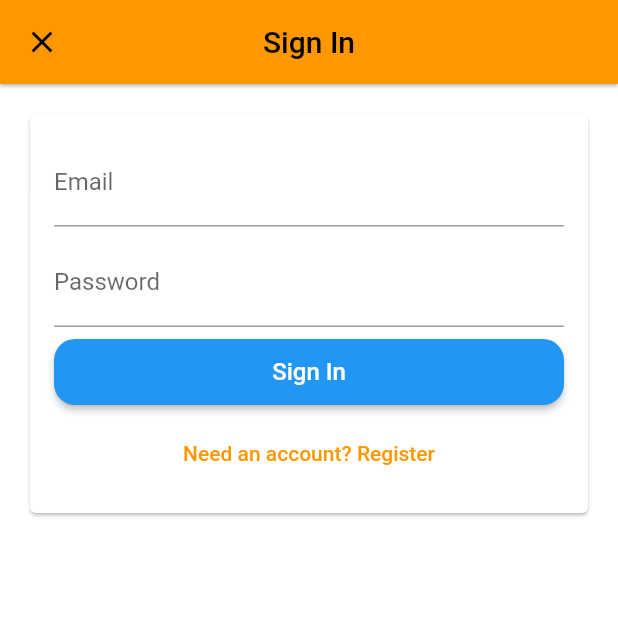
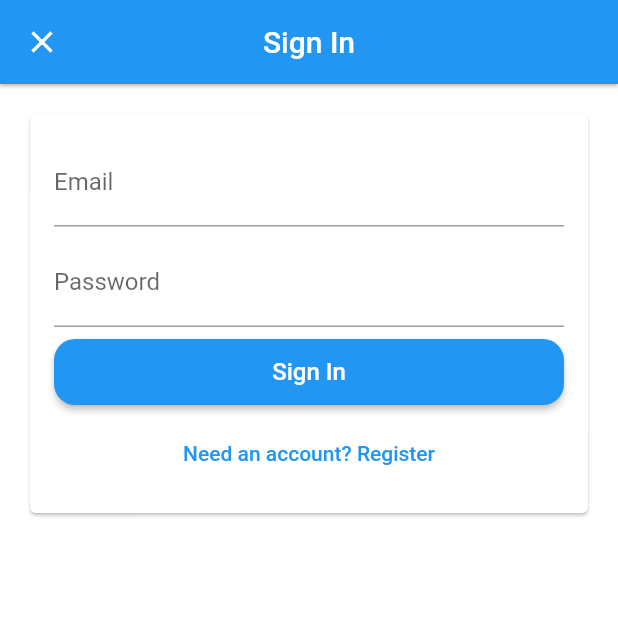
Before and after one commit to ChiragGupta2001/time_tracker_flutter_project, a Flutter app: the screen it shows after launch, after a tap on "Sign in with E-Mail", on a phone screen of 412 x 824 dp, the top half of it. Run offline on Flutter 3.47's test engine with Material 2 defaults, Android fonts, the phone set to English and light mode, and no system bars; our stand-ins replace firebase_auth, firebase_core, google_sign_in; accounts and stored records are empty.

Commit message:
added provider and refined auth

```diff
--- a/lib/App/Sign_In/email_sign_in_page.dart
+++ b/lib/App/Sign_In/email_sign_in_page.dart
@@ -1,10 +1,8 @@
 import 'package:flutter/material.dart';
 import 'package:time_tracker_flutter_project/App/Sign_In/email_sign_in_form.dart';
-import 'package:time_tracker_flutter_project/App/services/auth.dart';
 
 class EmailSignInPage extends StatelessWidget {
-  final AuthBase auth;
-  const EmailSignInPage({super.key, required this.auth});
+  const EmailSignInPage({super.key});
 
   @override
   Widget build(BuildContext context) {
@@ -17,7 +15,7 @@ class EmailSignInPage extends StatelessWidget {
         body: SingleChildScrollView(
           child: Padding(
             padding: const EdgeInsets.all(16.0),
-            child: Card(child: EmailSignInForm(auth: auth)),
+            child: Card(child: EmailSignInForm()),
           ),
         ),
         backgroundColor: const Color.fromARGB(220, 255, 255, 255));
--- a/lib/App/landing_page.dart
+++ b/lib/App/landing_page.dart
@@ -1,28 +1,25 @@
 import 'package:firebase_auth/firebase_auth.dart';
 import 'package:flutter/material.dart';
+import 'package:provider/provider.dart';
 import 'package:time_tracker_flutter_project/App/Sign_In/sign_in_page.dart';
 import 'package:time_tracker_flutter_project/App/home_page.dart';
 import 'package:time_tracker_flutter_project/App/services/auth.dart';
 
 class LandingPage extends StatelessWidget {
-  const LandingPage({super.key, required this.auth});
-  final AuthBase auth;
+  const LandingPage({super.key});
 
   @override
   Widget build(BuildContext context) {
+    final auth = Provider.of<AuthBase>(context, listen: false);
     return StreamBuilder<User?>(
       stream: auth.authStateChanges(),
       builder: (context, snapshot) {
         if (snapshot.connectionState == ConnectionState.active) {
           final User? user = snapshot.data;
           if (user == null) {
-            return SignInPage(
-              auth: auth,
-            );
+            return const SignInPage();
           }
-          return HomePage(
-            auth: auth,
-          );
+          return const HomePage();
         }
         return const Scaffold(
           body: Center(
--- a/lib/main.dart
+++ b/lib/main.dart
@@ -1,5 +1,6 @@
 import 'package:firebase_core/firebase_core.dart';
 import 'package:flutter/material.dart';
+import 'package:provider/provider.dart';
 import 'package:time_tracker_flutter_project/App/landing_page.dart';
 import 'package:time_tracker_flutter_project/App/services/auth.dart';
 
@@ -14,13 +15,14 @@ class MyTimeApp extends StatelessWidget {
 
   @override
   Widget build(BuildContext context) {
-    return MaterialApp(
-      title: 'Time Tracker',
-      theme: ThemeData(
-        primarySwatch: Colors.orange,
-      ),
-      home: LandingPage(
-        auth: Auth(),
+    return Provider<AuthBase>(
+      create: (context) => Auth(),
+      child: MaterialApp(
+        title: 'Time Tracker',
+        theme: ThemeData(
+          primarySwatch: Colors.blue,
+        ),
+        home: const LandingPage(),
       ),
     );
   }
--- a/pubspec.yaml
+++ b/pubspec.yaml
@@ -34,6 +34,7 @@ dependencies:
   firebase_core: ^1.18.0
   firebase_auth: ^3.3.20
   google_sign_in: ^5.3.3
+  provider: ^6.0.3
 
 dev_dependencies:
   flutter_test:
```
Also changed, not shown: lib/App/Sign_In/email_sign_in_form.dart (+13 -6 lines), lib/App/Sign_In/sign_in_page.dart (+23 -11 lines), lib/App/home_page.dart (+5 -4 lines), lib/common_widgets/show_exception_alert_dialog.dart (added, +22 -0 lines), pubspec.lock.
